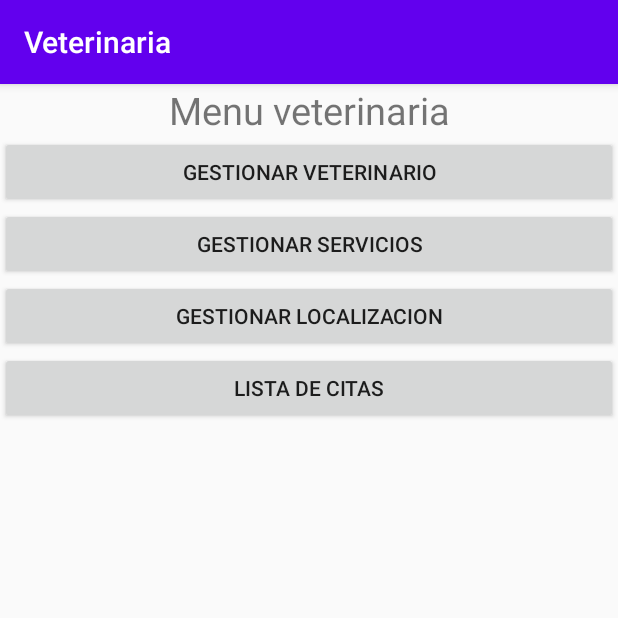
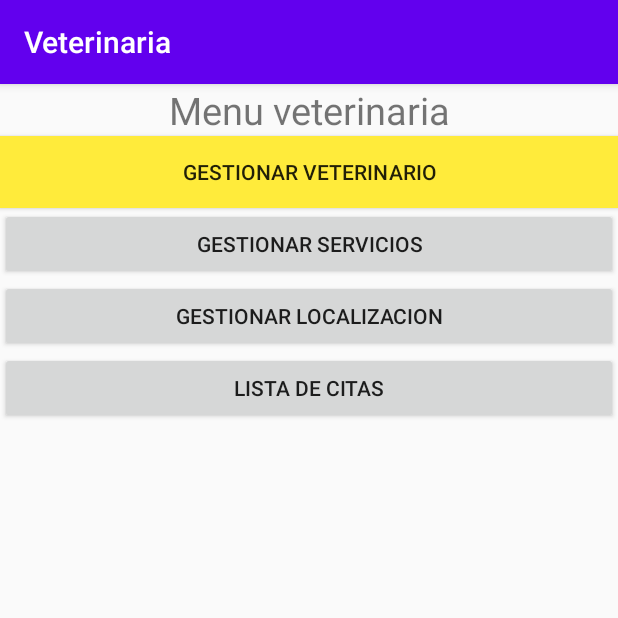
Before and after one commit to juandavidgaitan/ProyectoFinalAndroid, an Android app: the MenuVeterinaria screen opened directly, with no data from a screen before it, on a phone screen of 412 x 824 dp, the top half of it. Run offline under Robolectric (Android 15) with nearby library versions, the phone set to English and light mode, and no system bars; network calls fail.

Commit message:
cambie el color al boton

```diff
--- a/app/src/main/java/com/example/veterinaria/MainActivity.java
+++ b/app/src/main/java/com/example/veterinaria/MainActivity.java
@@ -31,7 +31,7 @@ public class MainActivity extends AppCompatActivity {
 
 
 
-    ProgressBar carga;
+
     RequestQueue request;
     JsonObjectRequest jsonObjectRequest;
     ClsVeterinaria clsVeterinaria;
--- a/app/src/main/res/layout/activity_menu_veterinaria.xml
+++ b/app/src/main/res/layout/activity_menu_veterinaria.xml
@@ -39,6 +39,7 @@
             android:id="@+id/button29"
             android:layout_width="match_parent"
             android:layout_height="wrap_content"
+            android:background="#FFEB3B"
             android:onClick="GestionarVeterinario"
             android:text="Gestionar veterinario" />
 
```
